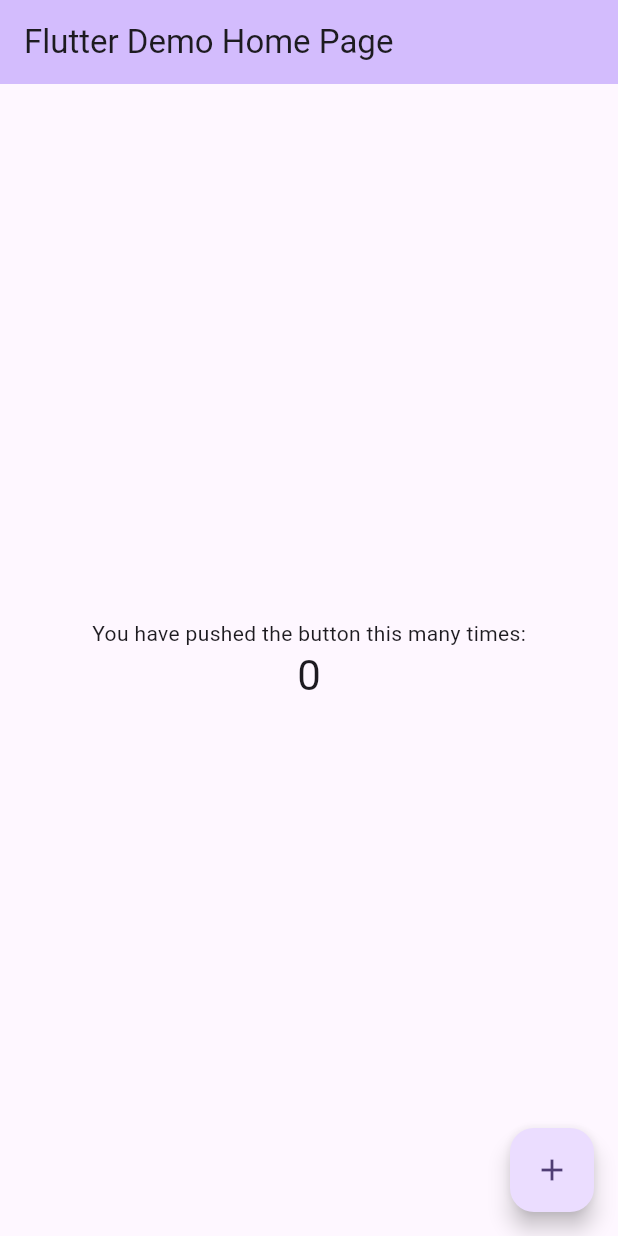
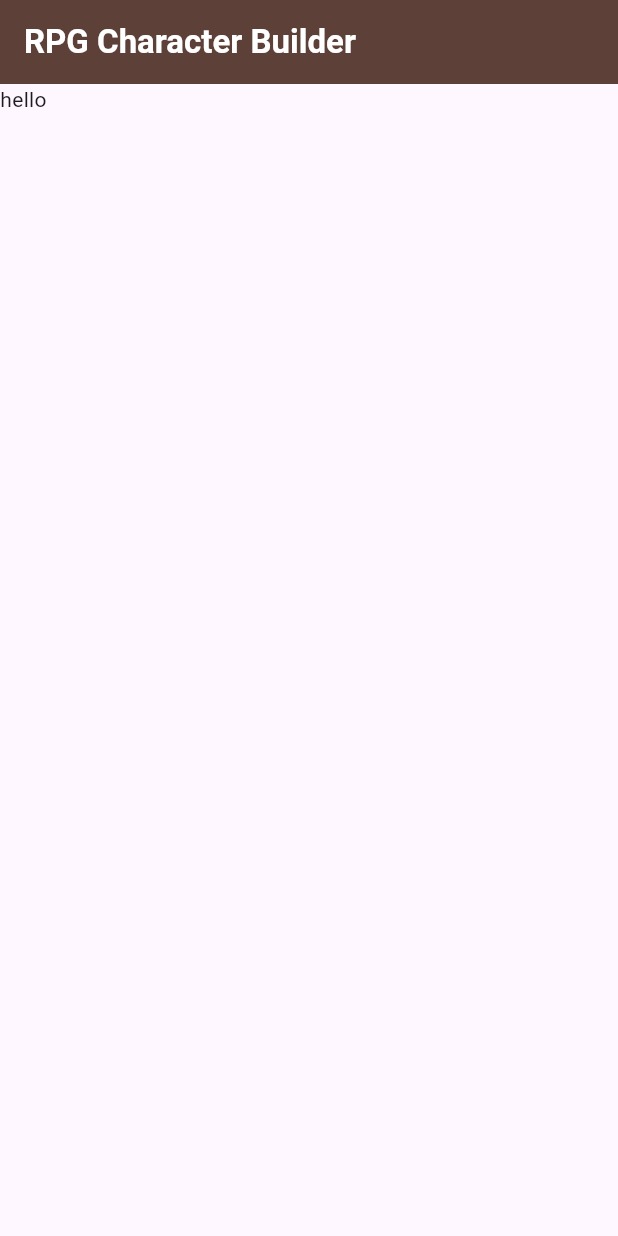
Before and after one commit to VictorDevLab/rpg_character_builder, a Flutter app: the screen it shows after launch, on a phone screen of 412 x 824 dp. Run offline on Flutter 3.47's test engine with Material 3 defaults, Android fonts, the phone set to English and light mode, and no system bars.

Commit message:
update imports and quick refactor

```diff
--- a/lib/main.dart
+++ b/lib/main.dart
@@ -1,122 +1,23 @@
 import 'package:flutter/material.dart';
 
 void main() {
-  runApp(const MyApp());
+  runApp(MaterialApp(home: Home()));
 }
 
-class MyApp extends StatelessWidget {
-  const MyApp({super.key});
+class Home extends StatelessWidget {
+  const Home({super.key});
 
-  // This widget is the root of your application.
   @override
   Widget build(BuildContext context) {
-    return MaterialApp(
-      title: 'Flutter Demo',
-      theme: ThemeData(
-        // This is the theme of your application.
-        //
-        // TRY THIS: Try running your application with "flutter run". You'll see
-        // the application has a purple toolbar. Then, without quitting the app,
-        // try changing the seedColor in the colorScheme below to Colors.green
-        // and then invoke "hot reload" (save your changes or press the "hot
-        // reload" button in a Flutter-supported IDE, or press "r" if you used
-        // the command line to start the app).
-        //
-        // Notice that the counter didn't reset back to zero; the application
-        // state is not lost during the reload. To reset the state, use hot
-        // restart instead.
-        //
-        // This works for code too, not just values: Most code changes can be
-        // tested with just a hot reload.
-        colorScheme: .fromSeed(seedColor: Colors.deepPurple),
+    return Scaffold(
+      appBar: AppBar(
+        title: const Text(
+          "RPG Character Builder",
+          style: TextStyle(color: Colors.white, fontWeight: FontWeight.w700),
+        ),
+        backgroundColor: Colors.brown[700],
       ),
-      home: const MyHomePage(title: 'Flutter Demo Home Page'),
+      body: const Text("hello"),
     );
   }
 }
-
-class MyHomePage extends StatefulWidget {
-  const MyHomePage({super.key, required this.title});
-
-  // This widget is the home page of your application. It is stateful, meaning
-  // that it has a State object (defined below) that contains fields that affect
-  // how it looks.
-
-  // This class is the configuration for the state. It holds the values (in this
-  // case the title) provided by the parent (in this case the App widget) and
-  // used by the build method of the State. Fields in a Widget subclass are
-  // always marked "final".
-
-  final String title;
-
-  @override
-  State<MyHomePage> createState() => _MyHomePageState();
-}
-
-class _MyHomePageState extends State<MyHomePage> {
-  int _counter = 0;
-
-  void _incrementCounter() {
-    setState(() {
-      // This call to setState tells the Flutter framework that something has
-      // changed in this State, which causes it to rerun the build method below
-      // so that the display can reflect the updated values. If we changed
-      // _counter without calling setState(), then the build method would not be
-      // called again, and so nothing would appear to happen.
-      _counter++;
-    });
-  }
-
-  @override
-  Widget build(BuildContext context) {
-    // This method is rerun every time setState is called, for instance as done
-    // by the _incrementCounter method above.
-    //
-    // The Flutter framework has been optimized to make rerunning build methods
-    // fast, so that you can just rebuild anything that needs updating rather
-    // than having to individually change instances of widgets.
-    return Scaffold(
-      appBar: AppBar(
-        // TRY THIS: Try changing the color here to a specific color (to
-        // Colors.amber, perhaps?) and trigger a hot reload to see the AppBar
-        // change color while the other colors stay the same.
-        backgroundColor: Theme.of(context).colorScheme.inversePrimary,
-        // Here we take the value from the MyHomePage object that was created by
-        // the App.build method, and use it to set our appbar title.
-        title: Text(widget.title),
-      ),
-      body: Center(
-        // Center is a layout widget. It takes a single child and positions it
-        // in the middle of the parent.
-        child: Column(
-          // Column is also a layout widget. It takes a list of children and
-          // arranges them vertically. By default, it sizes itself to fit its
-          // children horizontally, and tries to be as tall as its parent.
-          //
-          // Column has various properties to control how it sizes itself and
-          // how it positions its children. Here we use mainAxisAlignment to
-          // center the children vertically; the main axis here is the vertical
-          // axis because Columns are vertical (the cross axis would be
-          // horizontal).
-          //
-          // TRY THIS: Invoke "debug painting" (choose the "Toggle Debug Paint"
-          // action in the IDE, or press "p" in the console), to see the
-          // wireframe for each widget.
-          mainAxisAlignment: .center,
-          children: [
-            const Text('You have pushed the button this many times:'),
-            Text(
-              '$_counter',
-              style: Theme.of(context).textTheme.headlineMedium,
-            ),
-          ],
-        ),
-      ),
-      floatingActionButton: FloatingActionButton(
-        onPressed: _incrementCounter,
-        tooltip: 'Increment',
-        child: const Icon(Icons.add),
-      ),
-    );
-  }
-}
```
